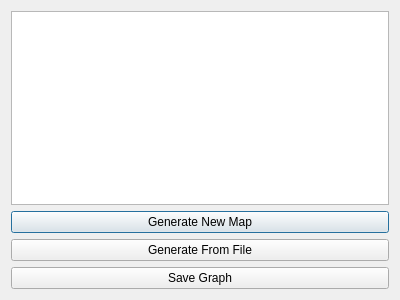
myoniles/colorgraphs, file viewport/dialog.ui: the form before one commit.
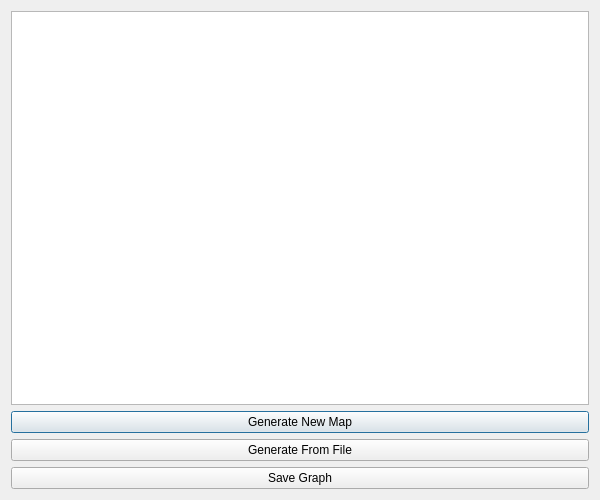
The form after the commit.

The edit to the form file:
```diff
--- a/viewport/dialog.ui
+++ b/viewport/dialog.ui
@@ -6,8 +6,8 @@
    <rect>
     <x>0</x>
     <y>0</y>
-    <width>400</width>
-    <height>300</height>
+    <width>600</width>
+    <height>500</height>
    </rect>
   </property>
   <property name="windowTitle">
```
